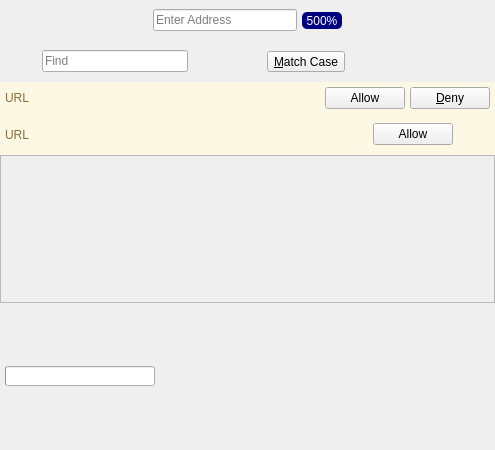
Old version of the form UI/dooble_page.ui in the repository textbrowser/dooble.
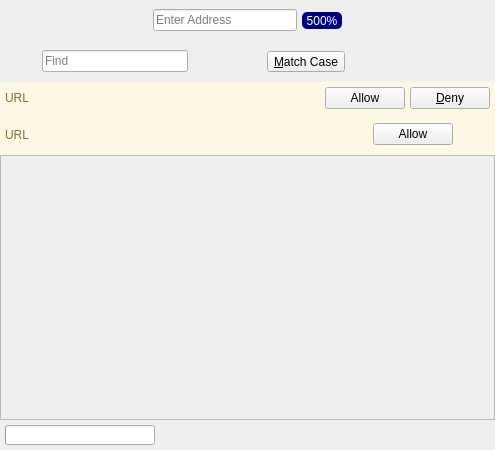
New version of the form. Custom widgets are drawn as their Qt base class.

Commit message: Fixed vertical size policy for status bar.

What changed in the file:
```diff
--- a/UI/dooble_page.ui
+++ b/UI/dooble_page.ui
@@ -538,6 +538,12 @@
    </item>
    <item>
     <widget class="QFrame" name="status_bar">
+     <property name="sizePolicy">
+      <sizepolicy hsizetype="Preferred" vsizetype="Fixed">
+       <horstretch>0</horstretch>
+       <verstretch>0</verstretch>
+      </sizepolicy>
+     </property>
      <layout class="QVBoxLayout" name="verticalLayout_2">
       <property name="spacing">
        <number>0</number>
```
